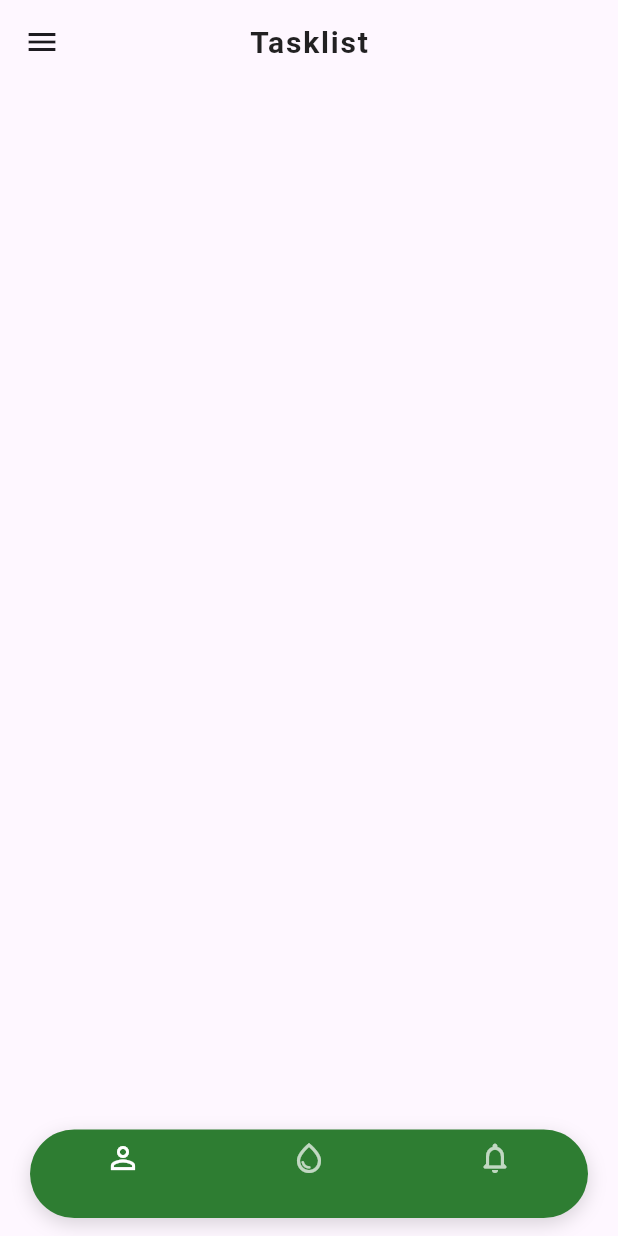
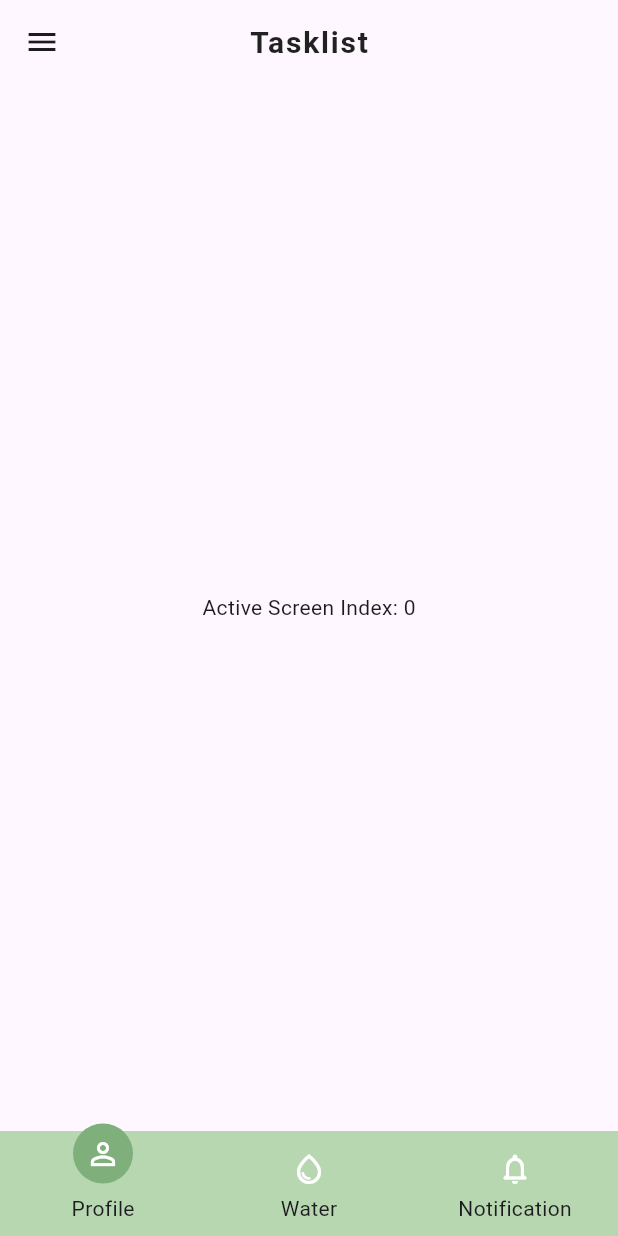
Before and after one commit to eniserijemosope/tasklist, a Flutter app: the screen it shows after launch, on a phone screen of 412 x 824 dp. Run offline on Flutter 3.47's test engine with Material 3 defaults, Android fonts, the phone set to English and light mode, and no system bars; drawn by our look-alikes of curved_labeled_navigation_bar.

Commit message:
bottom bar

```diff
--- a/lib/pages/home_page.dart
+++ b/lib/pages/home_page.dart
@@ -3,15 +3,33 @@ import 'package:tasklist/widget/custom_app_bar.dart';
 import 'package:tasklist/widget/nav_bottom_bar.dart';
 import 'package:tasklist/widget/nav_drawer.dart';
 
-class HomePage extends StatelessWidget {
+
+class HomePage extends StatefulWidget {
   const HomePage({super.key});
 
   @override
+  State<HomePage> createState() => _HomePageState();
+}
+
+class _HomePageState extends State<HomePage> {
+  int _selectedIndex = 0; // Tracks active screen
+
+  @override
   Widget build(BuildContext context) {
-    return const Scaffold(
-      appBar: CustomAppBar(),
-      drawer: NavDrawer(),
-      bottomNavigationBar: NavBottomBar(),
+    return Scaffold(
+      appBar: const CustomAppBar(),
+      drawer: const NavDrawer(),
+      bottomNavigationBar: CustomBottomNav(
+        currentIndex: _selectedIndex,
+        onTap: (index) {
+          setState(() {
+            _selectedIndex = index; // Rebuilds the UI with the selected page
+          });
+        },
+      ),
+      body: Center(
+        child: Text('Active Screen Index: $_selectedIndex'), // Swap this with actual pages later
+      ),
     );
   }
 }
--- a/lib/widget/nav_bottom_bar.dart
+++ b/lib/widget/nav_bottom_bar.dart
@@ -1,47 +1,39 @@
 import 'package:flutter/material.dart';
+import 'package:curved_labeled_navigation_bar/curved_navigation_bar.dart';
+import 'package:curved_labeled_navigation_bar/curved_navigation_bar_item.dart';
 
-class NavBottomBar extends StatelessWidget {
-  const NavBottomBar({super.key});
+class CustomBottomNav extends StatelessWidget {
+  final int currentIndex;
+  final ValueChanged<int> onTap;
+
+  const CustomBottomNav({
+    super.key,
+    required this.currentIndex,
+    required this.onTap,
+  });
 
   @override
   Widget build(BuildContext context) {
-    return Container(
-      margin: const EdgeInsets.symmetric(horizontal: 20, vertical: 12),
-      decoration: BoxDecoration(
-        color: Colors.green[800],
-        borderRadius: BorderRadius.circular(30),
-        boxShadow: [
-          BoxShadow(
-            color: Colors.black.withValues(alpha: 0.15),
-            blurRadius: 10,
-            offset: const Offset(0, 4),
-          ),
-        ],
-      ),
-      child: ClipRRect(
-        borderRadius: BorderRadius.circular(30),
-        child: BottomNavigationBar(
-          backgroundColor: Colors.transparent,
-          elevation: 0,
-          selectedItemColor: Colors.white,
-          unselectedItemColor: Colors.white70,
-          type: BottomNavigationBarType.fixed,
-          items: const [
-            BottomNavigationBarItem(
-              icon: Icon(Icons.person_outline),
-              label: '',
-            ),
-            BottomNavigationBarItem(
-              icon: Icon(Icons.water_drop_outlined),
-              label: '',
-            ),
-            BottomNavigationBarItem(
-              icon: Icon(Icons.notifications_none_rounded),
-              label: '',
-            ),
-          ],
+    return CurvedNavigationBar(
+      index: currentIndex,
+      backgroundColor: const Color(0xFFB7D7B0),
+      color: const Color(0xFFB7D7B0),
+      buttonBackgroundColor: const Color(0xFF7FAF7B),
+      items: [
+        CurvedNavigationBarItem(
+          child: const Icon(Icons.person_outline, color: Colors.white),
+          label: 'Profile',
         ),
-      ),
+        CurvedNavigationBarItem(
+          child: const Icon(Icons.water_drop_outlined, color: Colors.white),
+          label: 'Water',
+        ),
+        CurvedNavigationBarItem(
+          child: const Icon(Icons.notifications_none_rounded, color: Colors.white),
+          label: 'Notification',
+        ),
+      ],
+      onTap: onTap,
     );
   }
 }
--- a/pubspec.yaml
+++ b/pubspec.yaml
@@ -30,6 +30,8 @@ environment:
 dependencies:
   flutter:
     sdk: flutter
+
+  curved_labeled_navigation_bar: ^2.0.6
 
   # The following adds the Cupertino Icons font to your application.
   # Use with the CupertinoIcons class for iOS style icons.
```
Also changed, not shown: pubspec.lock.
